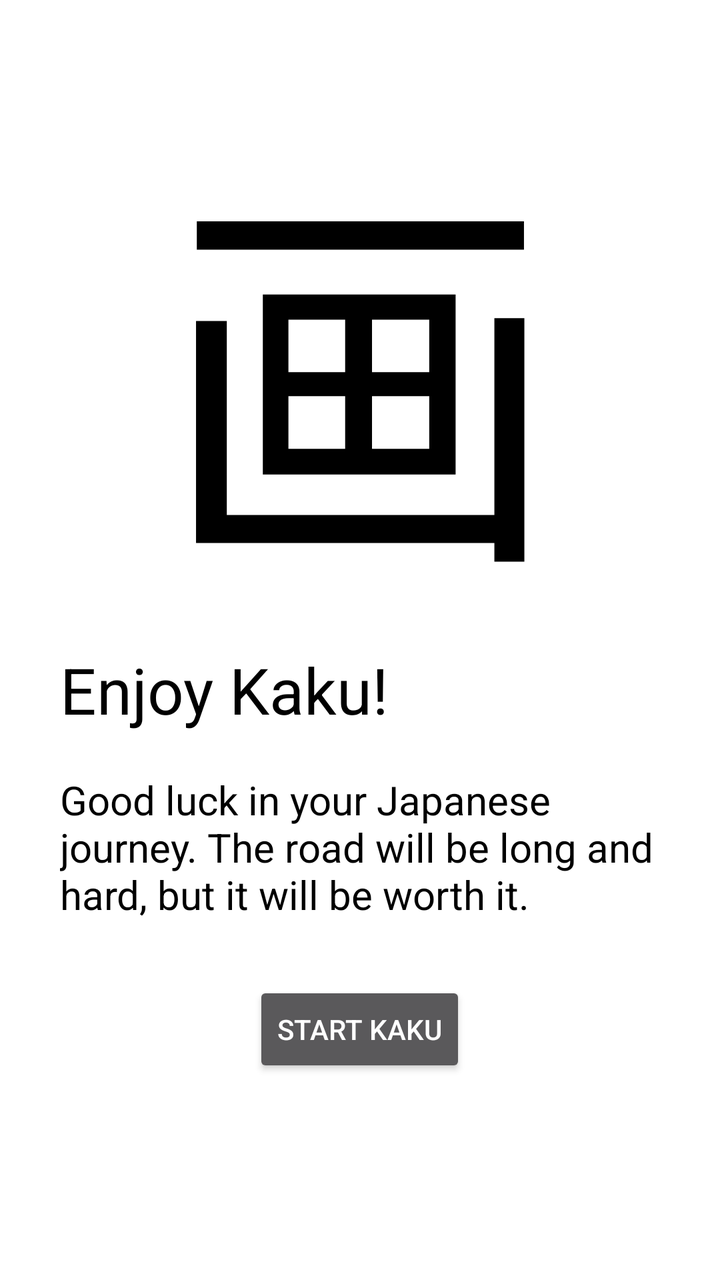
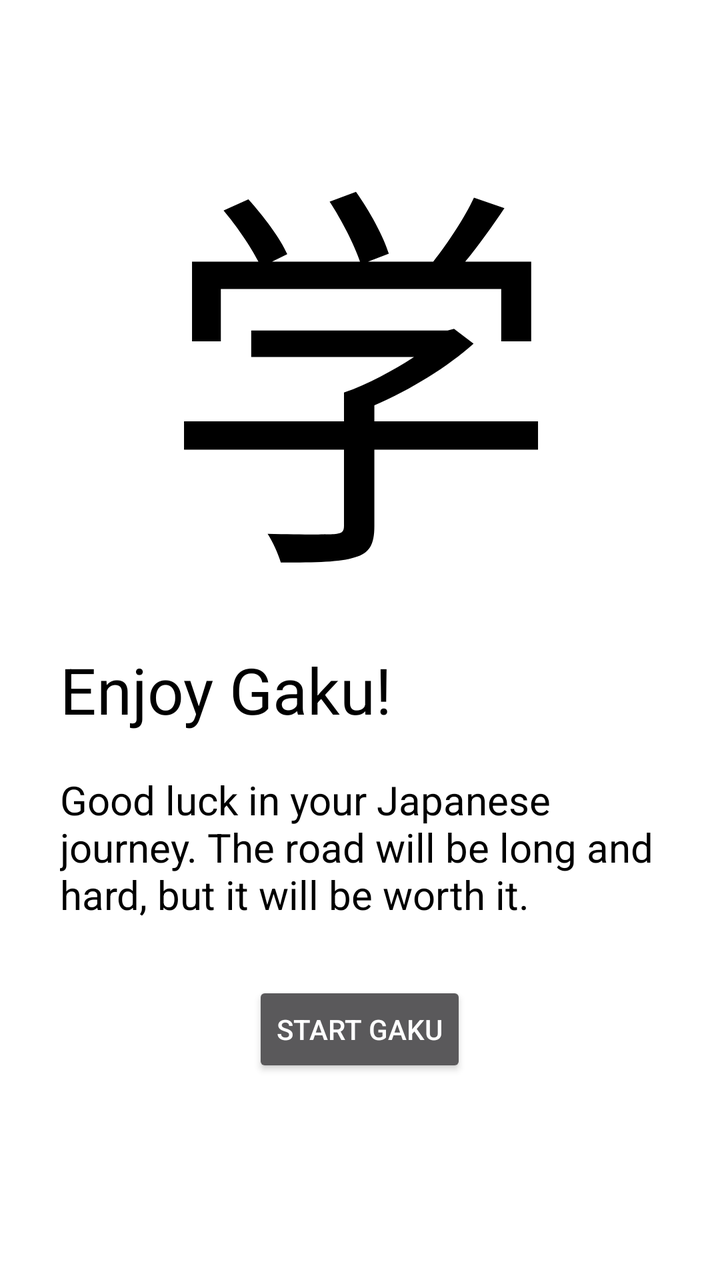

Screens rendered from an Android XML layout before and after an edit, with the pre-edit source and the edit as a unified diff.
<!-- AndroidManifest.xml: application theme AppTheme -->
<!-- res/layout/fragment_end.xml -->
<?xml version="1.0" encoding="utf-8"?>
<androidx.constraintlayout.widget.ConstraintLayout
    xmlns:android="http://schemas.android.com/apk/res/android"
    xmlns:app="http://schemas.android.com/apk/res-auto"
    xmlns:tools="http://schemas.android.com/tools"
    android:layout_width="match_parent"
    android:layout_height="match_parent"
    android:orientation="vertical"
    android:background="@color/Primary"
    tools:context=".TutorialWelcomeFragment">

    <LinearLayout
        android:layout_width="wrap_content"
        android:layout_height="wrap_content"
        android:orientation="vertical"
        app:layout_constraintBottom_toBottomOf="parent"
        app:layout_constraintEnd_toEndOf="parent"
        app:layout_constraintStart_toStartOf="parent"
        app:layout_constraintTop_toTopOf="parent"
        app:layout_constraintVertical_bias="0.25">

        <TextView
            android:layout_width="wrap_content"
            android:layout_height="wrap_content"
            android:layout_gravity="center_horizontal"
            android:text="画"
            android:textColor="@color/PrimaryDark"
            android:textSize="200dp" />

        <TextView
            android:layout_width="300dp"
            android:layout_height="wrap_content"
            android:text="Enjoy Kaku!"
            android:textColor="@color/PrimaryDark"
            android:textSize="32dp" />

        <TextView
            android:id="@+id/tutorial_end_text"
            android:layout_width="300dp"
            android:layout_height="wrap_content"
            android:layout_marginTop="20dp"
            android:text="Good luck in your Japanese journey. The road will be long and hard, but it will be worth it."
            android:textColor="@color/PrimaryDark"
            android:textSize="20dp" />

        <Button
            android:id="@+id/tutorial_end_start_kaku"
            android:layout_width="wrap_content"
            android:layout_height="wrap_content"
            android:layout_gravity="center_horizontal"
            android:layout_marginTop="30dp"
            android:text="Start Kaku"/>
    </LinearLayout>

</androidx.constraintlayout.widget.ConstraintLayout>
<!-- resources referenced by this layout -->
<resources>
  <color name="Primary">#FFFFFF</color>
  <color name="PrimaryDark">#000000</color>
  <style name="AppTheme" parent="Theme.AppCompat.NoActionBar">
          
          
      </style>
</resources>

<!-- the commit's change to res/layout/fragment_end.xml (unified diff, before → after) -->
@@ -23,14 +23,14 @@
             android:layout_width="wrap_content"
             android:layout_height="wrap_content"
             android:layout_gravity="center_horizontal"
-            android:text="画"
+            android:text="学"
             android:textColor="@color/PrimaryDark"
             android:textSize="200dp" />
 
         <TextView
             android:layout_width="300dp"
             android:layout_height="wrap_content"
-            android:text="Enjoy Kaku!"
+            android:text="Enjoy Gaku!"
             android:textColor="@color/PrimaryDark"
             android:textSize="32dp" />
 
@@ -44,12 +44,12 @@
             android:textSize="20dp" />
 
         <Button
-            android:id="@+id/tutorial_end_start_kaku"
+            android:id="@+id/tutorial_end_start_gaku"
             android:layout_width="wrap_content"
             android:layout_height="wrap_content"
             android:layout_gravity="center_horizontal"
             android:layout_marginTop="30dp"
-            android:text="Start Kaku"/>
+            android:text="Start Gaku"/>
     </LinearLayout>
 
 </androidx.constraintlayout.widget.ConstraintLayout>
